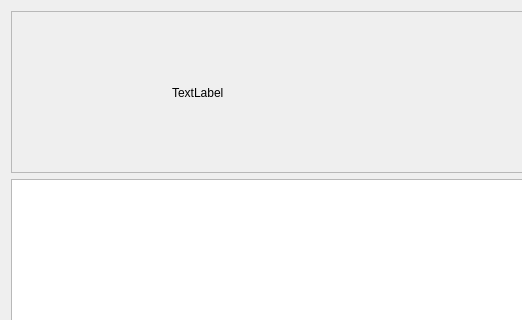
Above: debugwindow.ui from j71200/DentistHelper before the change; both pictures show x 0 to 522 and y 0 to 320 of the 627 by 410 pixel window. Below: the same form after it.
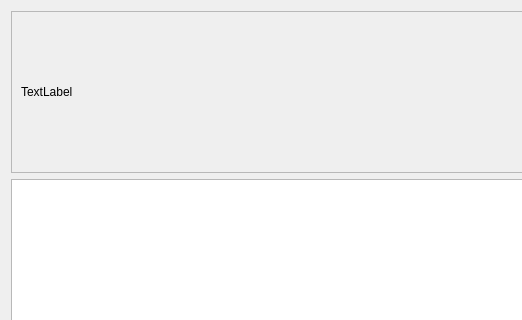
That is the form after the change. Custom widgets are drawn as their Qt base class.

Commit message: Doing compressing image loaded - 4(Not good...)

The edit to the form file:
```diff
--- a/debugwindow.ui
+++ b/debugwindow.ui
@@ -15,7 +15,7 @@
   </property>
   <layout class="QVBoxLayout" name="verticalLayout">
    <item>
-    <widget class="CustomScrollArea" name="scrollArea">
+    <widget class="QScrollArea" name="scrollArea">
      <property name="widgetResizable">
       <bool>true</bool>
      </property>
@@ -28,19 +28,15 @@
         <height>140</height>
        </rect>
       </property>
-      <widget class="QLabel" name="label">
-       <property name="geometry">
-        <rect>
-         <x>160</x>
-         <y>40</y>
-         <width>211</width>
-         <height>81</height>
-        </rect>
-       </property>
+      <layout class="QHBoxLayout" name="horizontalLayout_2">
+       <item>
+        <widget class="CustomImageLabel" name="label">
        <property name="text">
         <string>TextLabel</string>
        </property>
       </widget>
+       </item>
+      </layout>
      </widget>
     </widget>
    </item>
@@ -75,10 +71,9 @@
  </widget>
  <customwidgets>
   <customwidget>
-   <class>CustomScrollArea</class>
-   <extends>QScrollArea</extends>
-   <header>customscrollarea.h</header>
-   <container>1</container>
+   <class>CustomImageLabel</class>
+   <extends>QLabel</extends>
+   <header>customimagelabel.h</header>
   </customwidget>
  </customwidgets>
  <resources/>
```
Lines whose indentation alone changed are shown as unchanged. The commit also changes 9 other files.
